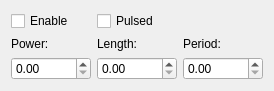
bbuusshh/scudi, file src/qudi/gui/ple/pulse_widget.ui: the form before one commit.
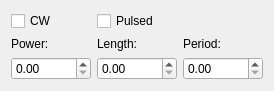
The form after the commit. Custom widgets are drawn as their Qt base class.

Diff of the .ui file:
```diff
--- a/src/qudi/gui/ple/pulse_widget.ui
+++ b/src/qudi/gui/ple/pulse_widget.ui
@@ -16,6 +16,12 @@
     <verstretch>0</verstretch>
    </sizepolicy>
   </property>
+  <property name="maximumSize">
+   <size>
+    <width>16777215</width>
+    <height>80</height>
+   </size>
+  </property>
   <property name="windowTitle">
    <string>Form</string>
   </property>
@@ -60,7 +66,10 @@
    <item row="0" column="0">
     <widget class="QCheckBox" name="enabledCheckBox">
      <property name="text">
-      <string>Enable</string>
+      <string>CW</string>
+     </property>
+     <property name="autoExclusive">
+      <bool>true</bool>
      </property>
     </widget>
    </item>
```
Left out of the diff: 3 changed lines with no effect on the pictures.
